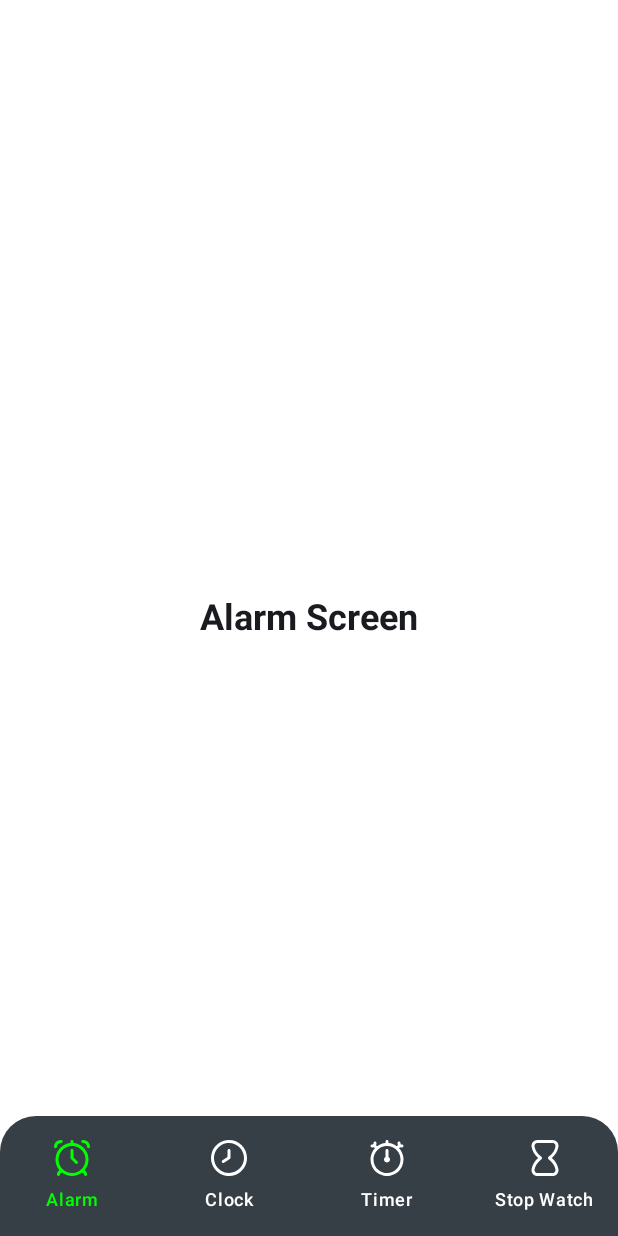
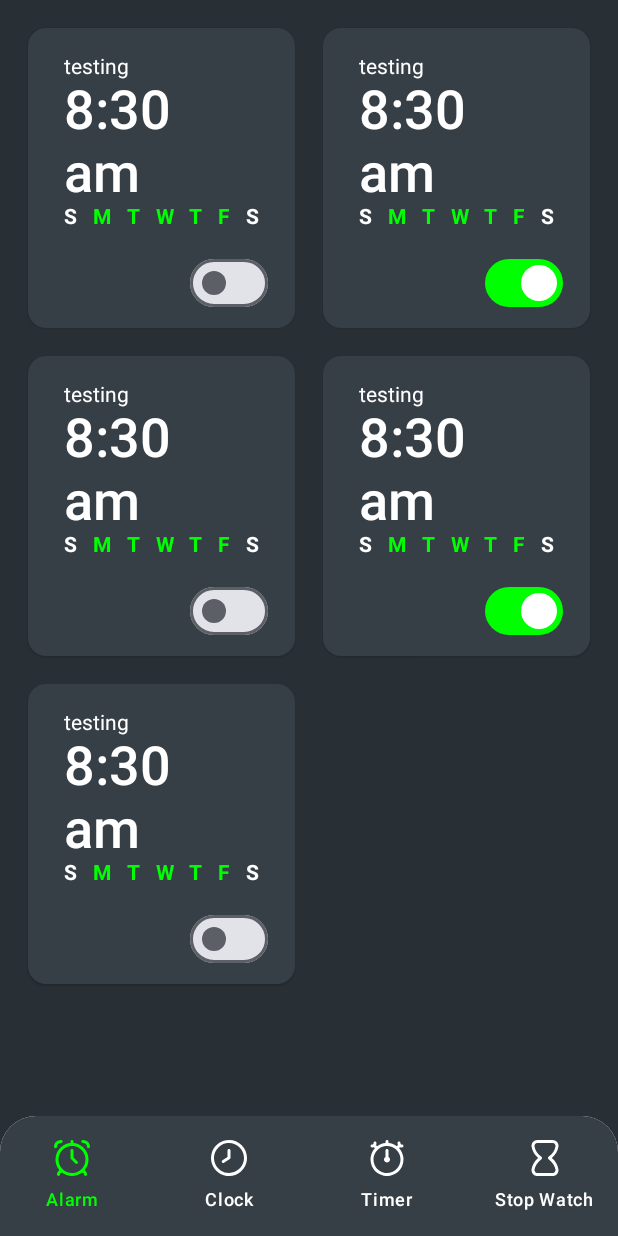
Before and after one commit to PriteshNikam/Clock, an Android app built with Jetpack Compose: the screen it shows after launch (MainActivity), on a phone screen of 412 x 824 dp. Run offline under Robolectric (Android 15) with nearby library versions, the phone set to English and light mode, and no system bars.

Commit message:
create alaram screen

```diff
--- /dev/null
+++ b/app/src/main/java/com/developersphere/clock/domain/enum/Days.kt
@@ -0,0 +1,11 @@
+package com.developersphere.clock.domain.enum
+
+enum class Days(val code: String) {
+    Sunday(code = "S"),
+    Monday(code = "M"),
+    Tuesday(code = "T"),
+    Wednesday(code = "W"),
+    Thursday(code = "T"),
+    Friday(code = "F"),
+    Saturday(code = "S")
+}
--- /dev/null
+++ b/app/src/main/java/com/developersphere/clock/domain/model/AlarmDataModel.kt
@@ -0,0 +1,10 @@
+package com.developersphere.clock.domain.model
+
+import com.developersphere.clock.domain.enum.Days
+
+data class AlarmData(
+    var title: String? = null,
+    var time: String? = null,
+    var onDays: MutableMap<Days, Boolean>? = null,
+    var isActive: Boolean? = null,
+)
--- a/app/src/main/java/com/developersphere/clock/presentation/common_compose/CommonBottomAppBar.kt
+++ b/app/src/main/java/com/developersphere/clock/presentation/common_compose/CommonBottomAppBar.kt
@@ -1,5 +1,6 @@
 package com.developersphere.clock.presentation.common_compose
 
+import androidx.compose.foundation.background
 import androidx.compose.foundation.layout.fillMaxWidth
 import androidx.compose.foundation.layout.wrapContentSize
 import androidx.compose.foundation.shape.RoundedCornerShape
@@ -37,7 +38,7 @@ fun CommonBottomAppBar(navController: NavController) {
 
     Surface(
         shape = RoundedCornerShape(topStart = 24.dp, topEnd = 24.dp),
-        modifier = Modifier.fillMaxWidth(),
+        modifier = Modifier.fillMaxWidth().background(color = Color(0xff282F35)),
     ) {
         NavigationBar(
             containerColor = Color(0xff363E46),
--- /dev/null
+++ b/app/src/main/java/com/developersphere/clock/presentation/common_compose/CommonText.kt
@@ -0,0 +1,19 @@
+package com.developersphere.clock.presentation.common_compose
+
+import androidx.compose.material3.Text
+import androidx.compose.runtime.Composable
+import androidx.compose.ui.Modifier
+import androidx.compose.ui.graphics.Color
+import androidx.compose.ui.text.TextStyle
+import androidx.compose.ui.text.font.FontWeight
+import androidx.compose.ui.unit.sp
+
+@Composable
+fun CommonText(text:String, modifier: Modifier? = null, textStyle: TextStyle? = null) {
+    Text(text = text, modifier = modifier ?: Modifier, style = textStyle ?: TextStyle(
+        fontWeight = FontWeight.Normal,
+        fontSize = 12.sp,
+        color = Color.Black,
+    )
+    )
+}
--- a/app/src/main/java/com/developersphere/clock/presentation/screens/AlarmScreen.kt
+++ b/app/src/main/java/com/developersphere/clock/presentation/screens/AlarmScreen.kt
@@ -1,25 +1,134 @@
 package com.developersphere.clock.presentation.screens
 
+import android.widget.Toast
 import androidx.compose.foundation.background
-import androidx.compose.foundation.layout.Box
+import androidx.compose.foundation.layout.Arrangement
+import androidx.compose.foundation.layout.Column
+import androidx.compose.foundation.layout.PaddingValues
+import androidx.compose.foundation.layout.Row
+import androidx.compose.foundation.layout.Spacer
 import androidx.compose.foundation.layout.fillMaxSize
-import androidx.compose.material3.Text
+import androidx.compose.foundation.layout.fillMaxWidth
+import androidx.compose.foundation.layout.height
+import androidx.compose.foundation.layout.padding
+import androidx.compose.foundation.layout.size
+import androidx.compose.foundation.layout.width
+import androidx.compose.foundation.lazy.grid.GridCells
+import androidx.compose.foundation.lazy.grid.LazyVerticalGrid
+import androidx.compose.foundation.lazy.grid.items
+import androidx.compose.material.icons.Icons
+import androidx.compose.material.icons.filled.Check
+import androidx.compose.material.icons.filled.Close
+import androidx.compose.material3.CardDefaults
+import androidx.compose.material3.ElevatedCard
+import androidx.compose.material3.Icon
+import androidx.compose.material3.Switch
+import androidx.compose.material3.SwitchDefaults
+import androidx.compose.material3.contentColorFor
 import androidx.compose.runtime.Composable
+import androidx.compose.runtime.getValue
+import androidx.compose.runtime.mutableStateOf
+import androidx.compose.runtime.remember
+import androidx.compose.runtime.setValue
 import androidx.compose.ui.Alignment
 import androidx.compose.ui.Modifier
 import androidx.compose.ui.graphics.Color
+import androidx.compose.ui.platform.LocalContext
 import androidx.compose.ui.text.TextStyle
 import androidx.compose.ui.text.font.FontWeight
+import androidx.compose.ui.tooling.preview.Preview
+import androidx.compose.ui.unit.dp
 import androidx.compose.ui.unit.sp
+import com.developersphere.clock.domain.enum.Days
+import com.developersphere.clock.domain.model.AlarmData
+import com.developersphere.clock.presentation.common_compose.CommonText
+import com.developersphere.clock.utils.DummyData.alarmScreenData
 
 @Composable
 fun AlarmScreen() {
-    Box(
-        contentAlignment = Alignment.Center,
+    LazyVerticalGrid(
+        columns = GridCells.Fixed(2),
         modifier = Modifier
             .fillMaxSize()
-            .background(color = Color.White),
-    ){
-        Text("Alarm Screen", style = TextStyle(fontSize = 24.sp, fontWeight = FontWeight.Bold))
+            .background(color = Color(0xff282F35)),
+        contentPadding = PaddingValues(9.dp)
+    ) {
+        items(alarmScreenData) { item ->
+            AlarmItemWidget(item)
+        }
     }
 }
+
+@Composable
+fun AlarmItemWidget(item: AlarmData) {
+    val context = LocalContext.current
+    ElevatedCard(
+        modifier = Modifier.padding(9.dp),
+        shape = CardDefaults.elevatedShape,
+        colors = CardDefaults.elevatedCardColors(
+            containerColor = Color(0xff363E46)
+        )
+    ) {
+        var checkState by remember {
+            mutableStateOf(item.isActive ?: false)
+        }
+        Column(modifier = Modifier.padding(vertical = 18.dp, horizontal = 24.dp)) {
+            CommonText(
+                text = item.title ?: "",
+                textStyle = TextStyle(color = Color.White, fontSize = 14.sp)
+            )
+            CommonText(
+                text = item.time ?: "",
+                textStyle = TextStyle(
+                    color = Color.White,
+                    fontSize = 36.sp,
+                    fontWeight = FontWeight.Medium
+                )
+            )
+            WeekDaysWidget(onDays = item.onDays)
+            Spacer(modifier = Modifier.height(24.dp))
+            Switch(
+                modifier = Modifier
+                    .width(40.dp)
+                    .height(24.dp)
+                    .align(Alignment.End),
+                checked = checkState,//item.isActive ?: false,
+                onCheckedChange = {
+                    Toast.makeText(context, "${item.isActive}", Toast.LENGTH_SHORT).show()
+                    // item.isActive = !(item.isActive ?: false)
+                    checkState = it
+                },
+                colors = SwitchDefaults.colors(
+                    checkedTrackColor = Color.Green
+                )
+            )
+
+        }
+    }
+}
+
+@Composable
+fun WeekDaysWidget(onDays: MutableMap<Days, Boolean>?) {
+    Row(
+        modifier = Modifier.fillMaxWidth(),
+        horizontalArrangement = Arrangement.SpaceBetween,
+        verticalAlignment = Alignment.CenterVertically
+    ) {
+        onDays?.forEach { (key, value) ->
+            CommonText(
+                text = key.code,
+                textStyle = TextStyle(
+                    fontSize = 14.sp,
+                    color = if (!value) Color.White else Color.Green,
+                    fontWeight = FontWeight.Bold
+                ),
+            )
+        }
+    }
+}
+
+@Preview
+@Composable
+fun PreviewAlarmScreen() {
+    AlarmScreen()
+}
--- a/app/src/main/java/com/developersphere/clock/presentation/screens/HomeScreen.kt
+++ b/app/src/main/java/com/developersphere/clock/presentation/screens/HomeScreen.kt
@@ -1,7 +1,10 @@
 package com.developersphere.clock.presentation.screens
 
+import androidx.compose.foundation.layout.Box
+import androidx.compose.foundation.layout.padding
 import androidx.compose.material3.Scaffold
 import androidx.compose.runtime.Composable
+import androidx.compose.ui.Modifier
 import androidx.compose.ui.tooling.preview.Preview
 import androidx.navigation.compose.rememberNavController
 import com.developersphere.clock.presentation.common_compose.CommonBottomAppBar
@@ -15,7 +18,9 @@ fun HomeScreen() {
             CommonBottomAppBar(navController)
         }
     ) {
-        AppNavigation(navController)
+        Box(modifier = Modifier.padding(it)){
+            AppNavigation(navController)
+        }
     }
 }
 
--- a/app/src/main/java/com/developersphere/clock/ui/theme/Color.kt
+++ b/app/src/main/java/com/developersphere/clock/ui/theme/Color.kt
@@ -11,5 +11,5 @@ val PurpleGrey40 = Color(0xFF625b71)
 val Pink40 = Color(0xFF7D5260)
 
 // clock app color
-val BackGroundColor = Color(0xFF363E46)
+val BackGroundColor = Color(0xff282F35)
 val BottomAppBarBackgroundColor = Color(0xFF363E46)
--- /dev/null
+++ b/app/src/main/java/com/developersphere/clock/utils/DummyData.kt
@@ -0,0 +1,28 @@
+package com.developersphere.clock.utils
+
+import com.developersphere.clock.domain.enum.Days
+import com.developersphere.clock.domain.model.AlarmData
+
+object DummyData {
+    private val demoAlarm = AlarmData(
+        title = "testing",
+        "8:30 am",
+        onDays = mutableMapOf(
+            Days.Sunday to false,
+            Days.Monday to true,
+            Days.Tuesday to true,
+            Days.Wednesday to true,
+            Days.Thursday to true,
+            Days.Friday to true,
+            Days.Saturday to false,
+        ),
+        isActive = false
+    )
+    val alarmScreenData = mutableListOf(
+        demoAlarm,
+        demoAlarm.copy(isActive = true),
+        demoAlarm,
+        demoAlarm.copy(isActive = true),
+        demoAlarm
+    )
+}
```
